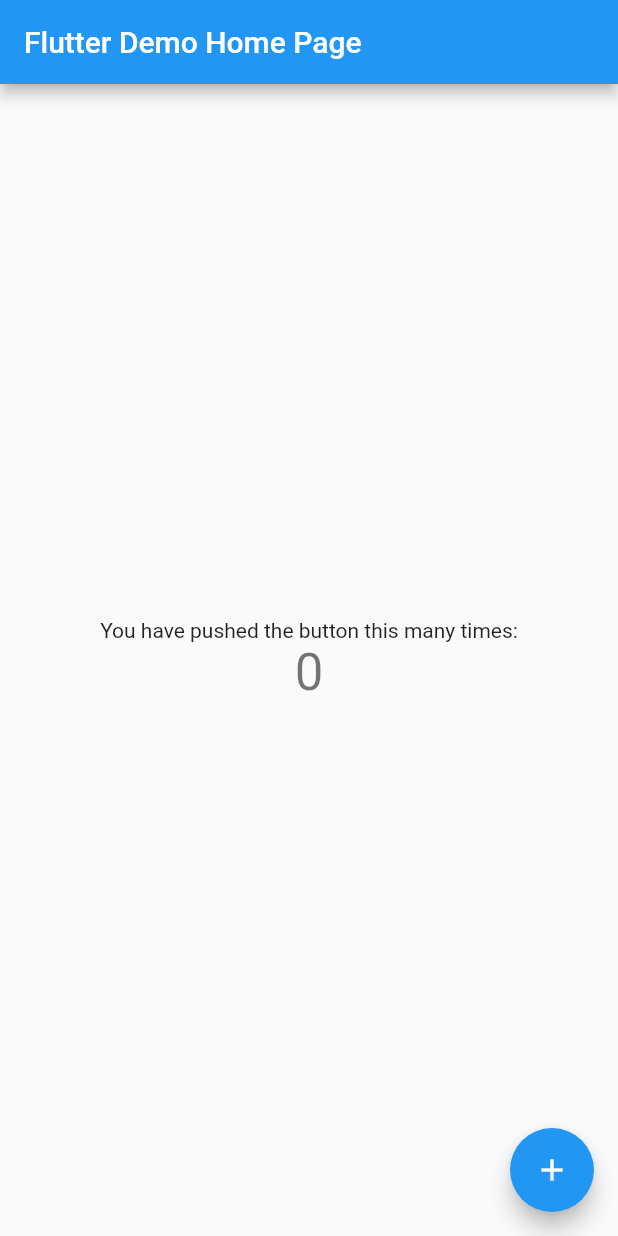
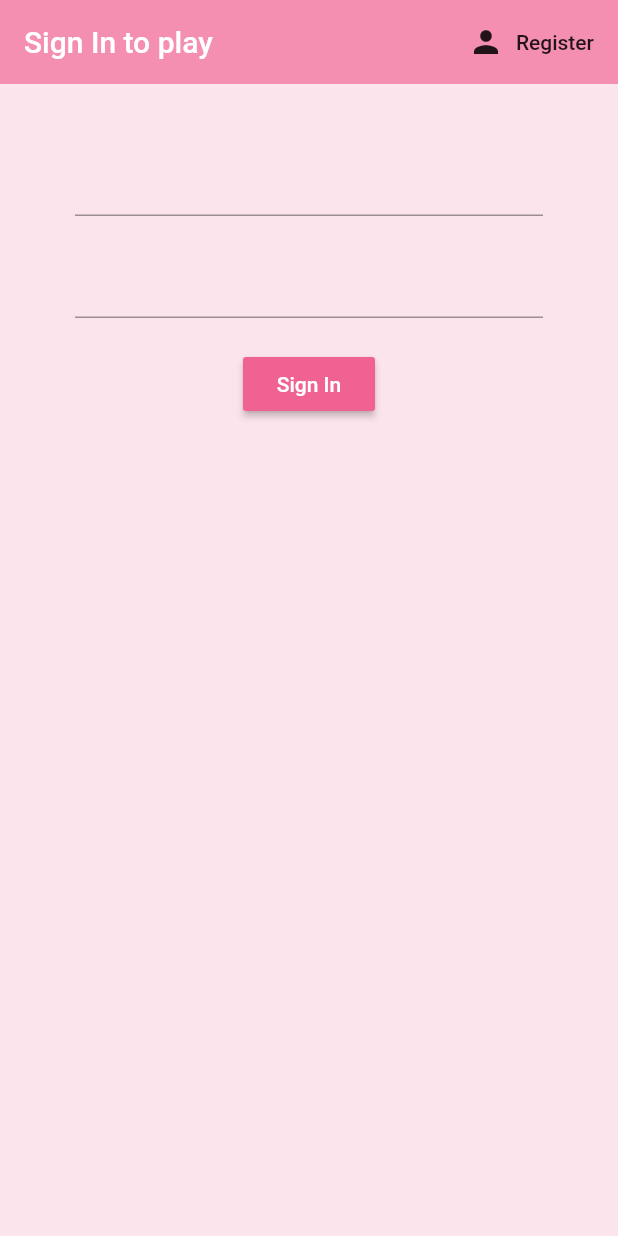
Before and after one commit to Hamdan985/MultiPlayer_TicTacToe, a Flutter app: the screen it shows after launch, on a phone screen of 412 x 824 dp. Run offline on Flutter 3.47's test engine with Material 2 defaults, Android fonts, the phone set to English and light mode, and no system bars; our stand-ins replace cloud_firestore, firebase_auth, flutter_spinkit; accounts and stored records are empty.

```diff
--- a/lib/main.dart
+++ b/lib/main.dart
@@ -1,4 +1,8 @@
 import 'package:flutter/material.dart';
+import './services/auth.dart';
+import './screens/wrapper.dart';
+import 'package:provider/provider.dart';
+import './models/user.dart';
 
 void main() {
   runApp(MyApp());
@@ -8,110 +12,12 @@ class MyApp extends StatelessWidget {
   // This widget is the root of your application.
   @override
   Widget build(BuildContext context) {
-    return MaterialApp(
-      title: 'Flutter Demo',
-      theme: ThemeData(
-        // This is the theme of your application.
-        //
-        // Try running your application with "flutter run". You'll see the
-        // application has a blue toolbar. Then, without quitting the app, try
-        // changing the primarySwatch below to Colors.green and then invoke
-        // "hot reload" (press "r" in the console where you ran "flutter run",
-        // or simply save your changes to "hot reload" in a Flutter IDE).
-        // Notice that the counter didn't reset back to zero; the application
-        // is not restarted.
-        primarySwatch: Colors.blue,
-        // This makes the visual density adapt to the platform that you run
-        // the app on. For desktop platforms, the controls will be smaller and
-        // closer together (more dense) than on mobile platforms.
-        visualDensity: VisualDensity.adaptivePlatformDensity,
+    return StreamProvider<User>.value(
+      value: AuthService().user,
+      child: MaterialApp(
+        debugShowCheckedModeBanner: false,
+        home: Wrapper(),
       ),
-      home: MyHomePage(title: 'Flutter Demo Home Page'),
     );
   }
 }
-
-class MyHomePage extends StatefulWidget {
-  MyHomePage({Key key, this.title}) : super(key: key);
-
-  // This widget is the home page of your application. It is stateful, meaning
-  // that it has a State object (defined below) that contains fields that affect
-  // how it looks.
-
-  // This class is the configuration for the state. It holds the values (in this
-  // case the title) provided by the parent (in this case the App widget) and
-  // used by the build method of the State. Fields in a Widget subclass are
-  // always marked "final".
-
-  final String title;
-
-  @override
-  _MyHomePageState createState() => _MyHomePageState();
-}
-
-class _MyHomePageState extends State<MyHomePage> {
-  int _counter = 0;
-
-  void _incrementCounter() {
-    setState(() {
-      // This call to setState tells the Flutter framework that something has
-      // changed in this State, which causes it to rerun the build method below
-      // so that the display can reflect the updated values. If we changed
-      // _counter without calling setState(), then the build method would not be
-      // called again, and so nothing would appear to happen.
-      _counter++;
-    });
-  }
-
-  @override
-  Widget build(BuildContext context) {
-    // This method is rerun every time setState is called, for instance as done
-    // by the _incrementCounter method above.
-    //
-    // The Flutter framework has been optimized to make rerunning build methods
-    // fast, so that you can just rebuild anything that needs updating rather
-    // than having to individually change instances of widgets.
-    return Scaffold(
-      appBar: AppBar(
-        // Here we take the value from the MyHomePage object that was created by
-        // the App.build method, and use it to set our appbar title.
-        title: Text(widget.title),
-      ),
-      body: Center(
-        // Center is a layout widget. It takes a single child and positions it
-        // in the middle of the parent.
-        child: Column(
-          // Column is also a layout widget. It takes a list of children and
-          // arranges them vertically. By default, it sizes itself to fit its
-          // children horizontally, and tries to be as tall as its parent.
-          //
-          // Invoke "debug painting" (press "p" in the console, choose the
-          // "Toggle Debug Paint" action from the Flutter Inspector in Android
-          // Studio, or the "Toggle Debug Paint" command in Visual Studio Code)
-          // to see the wireframe for each widget.
-          //
-          // Column has various properties to control how it sizes itself and
-          // how it positions its children. Here we use mainAxisAlignment to
-          // center the children vertically; the main axis here is the vertical
-          // axis because Columns are vertical (the cross axis would be
-          // horizontal).
-          mainAxisAlignment: MainAxisAlignment.center,
-          children: <Widget>[
-            Text(
-              'You have pushed the button this many times:',
-            ),
-            Text(
-              '$_counter',
-              style: Theme.of(context).textTheme.headline4,
-            ),
-          ],
-        ),
-      ),
-      floatingActionButton: FloatingActionButton(
-        onPressed: _incrementCounter,
-        tooltip: 'Increment',
-        child: Icon(Icons.add),
-      ), // This trailing comma makes auto-formatting nicer for build methods.
-    );
-  }
-}
--- /dev/null
+++ b/lib/models/user.dart
@@ -0,0 +1,5 @@
+class User {
+  final String uid;
+
+  User({this.uid});
+}
--- /dev/null
+++ b/lib/screens/authenticate/authenticate.dart
@@ -0,0 +1,24 @@
+import 'package:flutter/material.dart';
+import './sign_in.dart';
+import './register.dart';
+
+class Authenticate extends StatefulWidget {
+  @override
+  _AuthenticateState createState() => _AuthenticateState();
+}
+
+class _AuthenticateState extends State<Authenticate> {
+  bool showSignIn = true;
+  void toggleView() {
+    setState(() => showSignIn = !showSignIn);
+  }
+
+  @override
+  Widget build(BuildContext context) {
+    if (showSignIn) {
+      return SignIn(toggleView: toggleView);
+    } else {
+      return Register(toggleView: toggleView);
+    }
+  }
+}
--- /dev/null
+++ b/lib/screens/authenticate/sign_in.dart
@@ -0,0 +1,108 @@
+import 'package:flutter/material.dart';
+import '../../services/auth.dart';
+import '../../shared/loading.dart';
+
+class SignIn extends StatefulWidget {
+  final Function toggleView;
+
+  const SignIn({this.toggleView});
+  @override
+  _SignInState createState() => _SignInState();
+}
+
+class _SignInState extends State<SignIn> {
+  final AuthService _auth = AuthService();
+
+  String email = '';
+  String password = '';
+  String errorMessage = '';
+
+  bool loading = false;
+
+  final _formKey = GlobalKey<FormState>();
+
+  // TODO : Fix loading indicator to something better
+  @override
+  Widget build(BuildContext context) {
+    return loading
+        ? Loading()
+        : Scaffold(
+            backgroundColor: Colors.pink[50],
+            appBar: AppBar(
+              backgroundColor: Colors.pink[200],
+              elevation: 0.0,
+              title: Text('Sign In to play '),
+              actions: <Widget>[
+                FlatButton.icon(
+                  icon: Icon(Icons.person),
+                  label: Text('Register'),
+                  onPressed: () {
+                    widget.toggleView();
+                  },
+                ),
+              ],
+            ),
+            body: Container(
+              padding: EdgeInsets.symmetric(vertical: 20.0, horizontal: 50.0),
+              child: Form(
+                key: _formKey,
+                child: Column(
+                  children: <Widget>[
+                    SizedBox(height: 20.0),
+                    TextFormField(
+                      validator: (val) => val.isEmpty ? 'Enter an email' : null,
+                      onChanged: (value) {
+                        setState(() => email = value);
+                      },
+                    ),
+                    SizedBox(height: 20.0),
+                    TextFormField(
+                      validator: (val) => val.length < 6
+                          ? 'Length of Password should be > 6 chars'
+                          : null,
+                      obscureText: true,
+                      onChanged: (value) {
+                        setState(() => password = value);
+                      },
+                    ),
+                    SizedBox(height: 20.0),
+                    RaisedButton(
+                      child: Text(
+                        'Sign In',
+                        style: TextStyle(
+                          color: Colors.white,
+                        ),
+                      ),
+                      color: Colors.pink[300],
+                      onPressed: () async {
+                        if (_formKey.currentState.validate()) {
+                          setState(() => loading = true);
+                          dynamic result = await _auth
+                              .signInWithUserAndPassword(email, password);
+                          if (result == null) {
+                            setState(() {
+                              errorMessage =
+                                  'Server Error Plox try again later lul uwu';
+                              loading = false;
+                            });
+                          }
+                        }
+                      },
+                    ),
+                    SizedBox(
+                      height: 50.0,
+                      child: Text(
+                        errorMessage,
+                        style: TextStyle(
+                          color: Colors.red,
+                          fontSize: 16,
+                        ),
+                      ),
+                    )
+                  ],
+                ),
+              ),
+            ),
+          );
+  }
+}
--- /dev/null
+++ b/lib/screens/wrapper.dart
@@ -0,0 +1,22 @@
+import 'package:flutter/material.dart';
+import '../screens/authenticate/authenticate.dart';
+import '../screens/home/home.dart';
+import 'package:provider/provider.dart';
+import '../models/user.dart';
+
+class Wrapper extends StatelessWidget {
+  @override
+  Widget build(BuildContext context) {
+    // This will return either the Home or Authenticate widget
+    //based on the Authentication status of the user
+
+    final user = Provider.of<User>(context);
+    print(user);
+
+    if (user == null) {
+      return Authenticate();
+    } else {
+      return Home();
+    }
+  }
+}
--- /dev/null
+++ b/lib/services/database.dart
@@ -0,0 +1,6 @@
+import 'package:cloud_firestore/cloud_firestore.dart';
+
+class DatabaseService {
+  // Collection Reference
+
+}
--- a/pubspec.yaml
+++ b/pubspec.yaml
@@ -24,7 +24,10 @@ dependencies:
   flutter:
     sdk: flutter
 
-
+  cloud_firestore: ^0.13.7
+  firebase_auth: ^0.16.1
+  provider: ^4.3.1
+  flutter_spinkit: ^4.1.2+1
   # The following adds the Cupertino Icons font to your application.
   # Use with the CupertinoIcons class for iOS style icons.
   cupertino_icons: ^0.1.3
```
Also changed, not shown: lib/screens/authenticate/register.dart (added, +107 -0 lines), lib/screens/home/home.dart (added, +26 -0 lines), lib/services/auth.dart (added, +66 -0 lines), lib/shared/loading.dart (added, +18 -0 lines), pubspec.lock, 4 other files.
